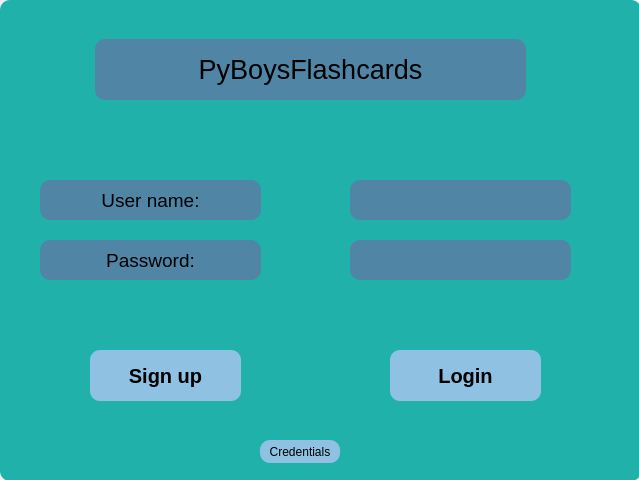
The window that ui/login.ui (s4mto/FlashCard-DBMS) describes before a commit, drawn with Qt 5.
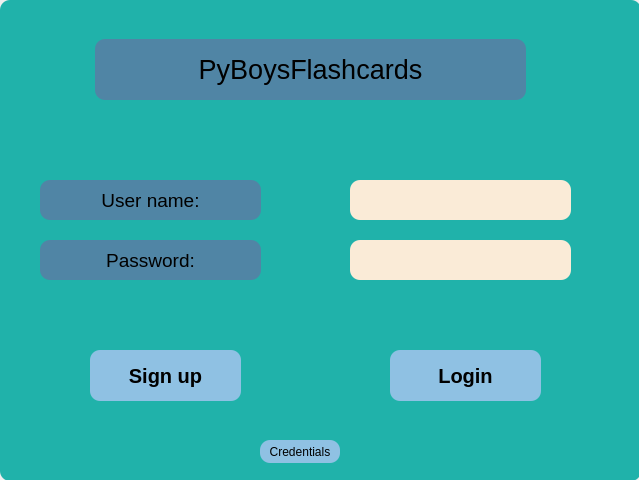
The same window after the commit. Icons and pictures are not drawn.

Diff of the .ui file:
```diff
--- a/ui/login.ui
+++ b/ui/login.ui
@@ -90,7 +90,7 @@
       </font>
      </property>
      <property name="styleSheet">
-      <string notr="true">background-color: rgba(80,133,165 );
+      <string notr="true">background-color: rgba(250,235,215 );
 border-top-right-radius: 10px;
 border-bottom-right-radius: 10px;
 border-top-left-radius: 10px;
@@ -248,7 +248,7 @@
       </font>
      </property>
      <property name="styleSheet">
-      <string notr="true">background-color: rgba(80,133,165 );
+      <string notr="true">background-color: rgba(250,235,215 );
 border-top-right-radius: 10px;
 border-bottom-right-radius: 10px;
 border-top-left-radius: 10px;
```
